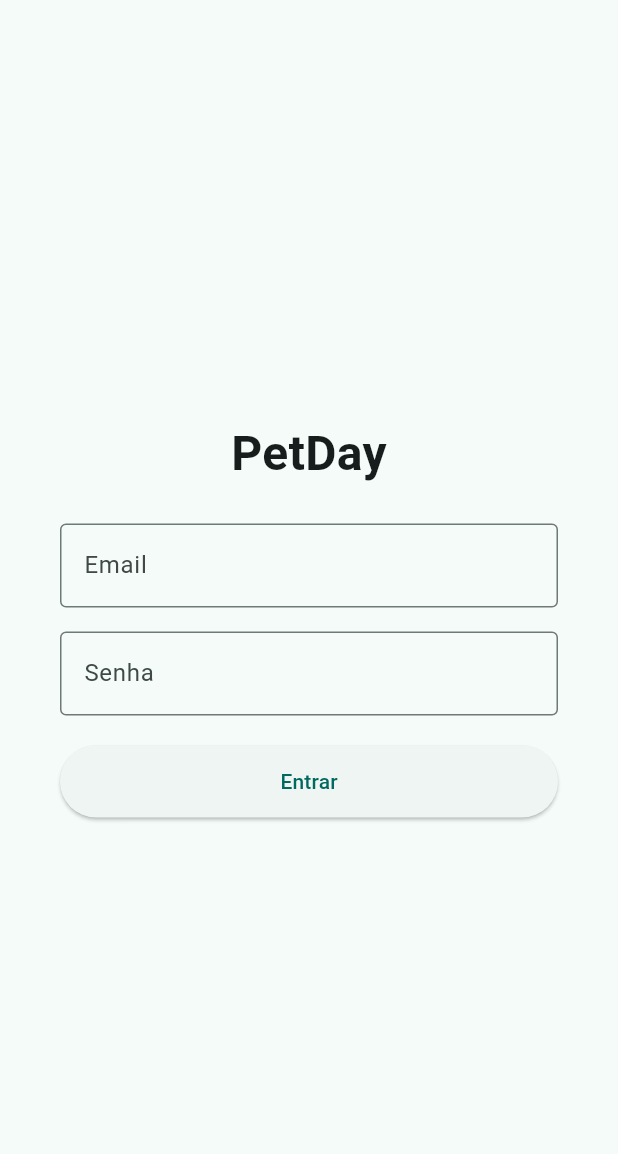
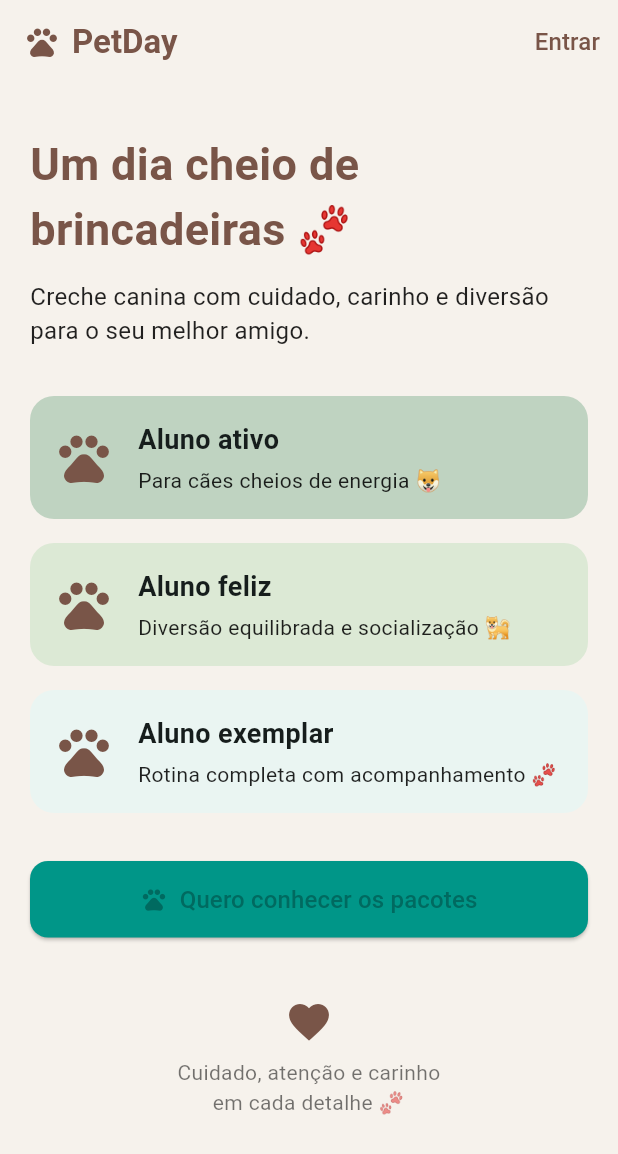
Before and after one commit to natanjoe/petday, a Flutter app: the screen it shows after launch, on a phone screen of 412 x 824 dp. Shown: the top 1154 px of the screen. Run offline on Flutter 3.47's test engine with Material 3 defaults, Android fonts, the phone set to English and light mode, and no system bars; our stand-ins replace cloud_firestore, cloud_functions, firebase_auth, firebase_core; accounts and stored records are empty; generated files the repository leaves out were written again.

Commit message:
criada a anding_tutor_page.dart e a pagamento_service.dart novamente, e o arquivo de configurações...

```diff
--- a/lib/features/admin/auth/login_page.dart
+++ b/lib/features/admin/auth/login_page.dart
@@ -1,7 +1,7 @@
 import 'package:flutter/material.dart';
+import 'package:petday/features/tutor/home/home_tutor_page.dart';
 import '../../../core/services/auth_service.dart';
 import '../home_admin_page.dart';
-import '../home_tutor_page.dart';
 
 class LoginPage extends StatefulWidget {
   const LoginPage({super.key});
--- /dev/null
+++ b/lib/features/tutor/landing_tutor_page.dart
@@ -0,0 +1,204 @@
+import 'package:flutter/material.dart';
+import 'package:petday/features/admin/auth/login_page.dart';
+import 'package:petday/features/tutor/selecionar_pacote_page.dart';
+
+
+class LandingTutorPage extends StatelessWidget {
+  const LandingTutorPage({super.key});
+
+  @override
+  Widget build(BuildContext context) {
+    return Scaffold(
+      backgroundColor: const Color(0xFFF6F2EC), // bege claro
+      appBar: AppBar(
+        backgroundColor: Colors.transparent,
+        elevation: 0,
+        title: Row(
+          children: const [
+            Icon(Icons.pets, color: Colors.brown),
+            SizedBox(width: 8),
+            Text(
+              'PetDay',
+              style: TextStyle(
+                color: Colors.brown,
+                fontWeight: FontWeight.bold,
+              ),
+            ),
+          ],
+        ),
+        actions: [
+          TextButton(
+            onPressed: () {
+              Navigator.push(
+                context,
+                MaterialPageRoute(builder: (_) => const LoginPage()),
+              );
+            },
+            child: const Text(
+              'Entrar',
+              style: TextStyle(
+                fontSize: 16,
+                color: Colors.brown,
+              ),
+            ),
+          ),
+        ],
+      ),
+      body: SingleChildScrollView(
+        padding: const EdgeInsets.all(20),
+        child: Column(
+          crossAxisAlignment: CrossAxisAlignment.start,
+          children: [
+            const SizedBox(height: 12),
+
+            // TÍTULO PRINCIPAL
+            const Text(
+              'Um dia cheio de\nbrincadeiras 🐾',
+              style: TextStyle(
+                fontSize: 30,
+                fontWeight: FontWeight.bold,
+                color: Colors.brown,
+              ),
+            ),
+
+            const SizedBox(height: 12),
+
+            const Text(
+              'Creche canina com cuidado, carinho e diversão '
+              'para o seu melhor amigo.',
+              style: TextStyle(
+                fontSize: 16,
+                color: Colors.black87,
+              ),
+            ),
+
+            const SizedBox(height: 32),
+
+            // CARDS VISUAIS (ESTÁTICOS POR ENQUANTO)
+            _PacotePreview(
+              titulo: 'Aluno ativo',
+              descricao: 'Para cães cheios de energia 🐶',
+              cor: const Color(0xFFBFD3C1),
+            ),
+            const SizedBox(height: 16),
+
+            _PacotePreview(
+              titulo: 'Aluno feliz',
+              descricao: 'Diversão equilibrada e socialização 🐕',
+              cor: const Color(0xFFDCE9D5),
+            ),
+            const SizedBox(height: 16),
+
+            _PacotePreview(
+              titulo: 'Aluno exemplar',
+              descricao: 'Rotina completa com acompanhamento 🐾',
+              cor: const Color(0xFFEAF5F2),
+            ),
+
+            const SizedBox(height: 32),
+
+            // CTA PRINCIPAL
+            SizedBox(
+              width: double.infinity,
+              child: ElevatedButton.icon(
+                onPressed: () {
+                  Navigator.push(
+                    context,
+                    MaterialPageRoute(
+                      builder: (_) => const SelecionarPacotePage(),
+                    ),
+                  );
+                },
+                icon: const Icon(Icons.pets),
+                label: const Text(
+                  'Quero conhecer os pacotes',
+                  style: TextStyle(fontSize: 16),
+                ),
+                style: ElevatedButton.styleFrom(
+                  backgroundColor: Colors.teal,
+                  padding: const EdgeInsets.symmetric(vertical: 14),
+                  shape: RoundedRectangleBorder(
+                    borderRadius: BorderRadius.circular(12),
+                  ),
+                ),
+              ),
+            ),
+
+            const SizedBox(height: 40),
+
+            // RODAPÉ AFETIVO
+            Center(
+              child: Column(
+                children: const [
+                  Icon(Icons.favorite, color: Colors.brown, size: 32),
+                  SizedBox(height: 8),
+                  Text(
+                    'Cuidado, atenção e carinho\nem cada detalhe 🐾',
+                    textAlign: TextAlign.center,
+                    style: TextStyle(color: Colors.black54),
+                  ),
+                ],
+              ),
+            ),
+          ],
+        ),
+      ),
+    );
+  }
+}
+
+/* ======================================================
+   CARD VISUAL DE PACOTE (APENAS PREVIEW)
+====================================================== */
+
+class _PacotePreview extends StatelessWidget {
+  final String titulo;
+  final String descricao;
+  final Color cor;
+
+  const _PacotePreview({
+    required this.titulo,
+    required this.descricao,
+    required this.cor,
+  });
+
+  @override
+  Widget build(BuildContext context) {
+    return Container(
+      decoration: BoxDecoration(
+        color: cor,
+        borderRadius: BorderRadius.circular(16),
+      ),
+      padding: const EdgeInsets.all(16),
+      child: Row(
+        children: [
+          const Icon(
+            Icons.pets,
+            size: 40,
+            color: Colors.brown,
+          ),
+          const SizedBox(width: 16),
+          Expanded(
+            child: Column(
+              crossAxisAlignment: CrossAxisAlignment.start,
+              children: [
+                Text(
+                  titulo,
+                  style: const TextStyle(
+                    fontSize: 18,
+                    fontWeight: FontWeight.bold,
+                  ),
+                ),
+                const SizedBox(height: 4),
+                Text(
+                  descricao,
+                  style: const TextStyle(color: Colors.black87),
+                ),
+              ],
+            ),
+          ),
+        ],
+      ),
+    );
+  }
+}
--- a/lib/main.dart
+++ b/lib/main.dart
@@ -1,6 +1,6 @@
 import 'package:flutter/material.dart';
 import 'package:firebase_core/firebase_core.dart';
-import 'package:petday/features/admin/auth/login_page.dart';
+import 'package:petday/features/tutor/landing_tutor_page.dart';
 import 'firebase_options.dart';
 
 
@@ -25,7 +25,8 @@ class PetDayApp extends StatelessWidget {
         useMaterial3: true,
         colorSchemeSeed: Colors.teal,
       ),
-      home: const LoginPage(),
+      home:  const LandingTutorPage(),
+       // const LoginPage(),
     );
   }
 }
--- a/pubspec.yaml
+++ b/pubspec.yaml
@@ -39,6 +39,7 @@ dependencies:
   firebase_auth: ^4.17.0
   cloud_firestore: ^4.15.0
   firebase_analytics: ^10.8.0
+  cloud_functions: ^4.7.6
 
 
 dev_dependencies:
```
Also changed, not shown: lib/core/config/app_context.dart (added, +58 -0 lines), lib/core/services/pagamento_service.dart (added, +43 -0 lines), lib/features/tutor/pagamento/pagamentos_page.dart (+3 -5 lines), lib/features/tutor/selecionar_pacote_page.dart (added, +300 -0 lines), pubspec.lock, 1 other file.
